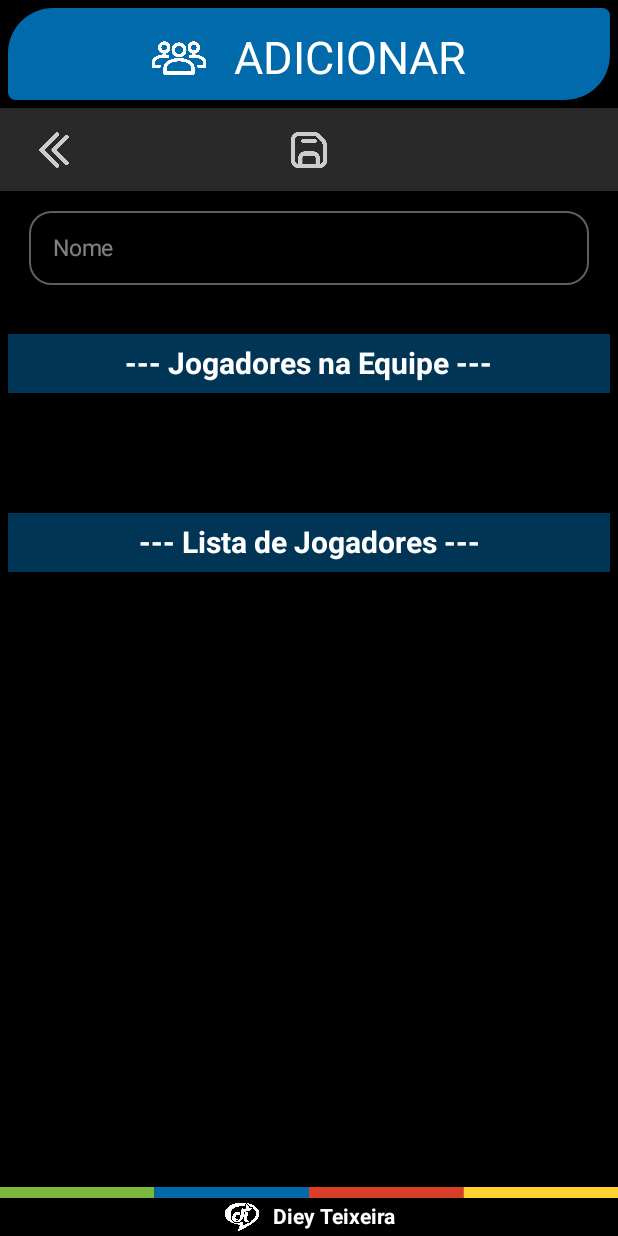
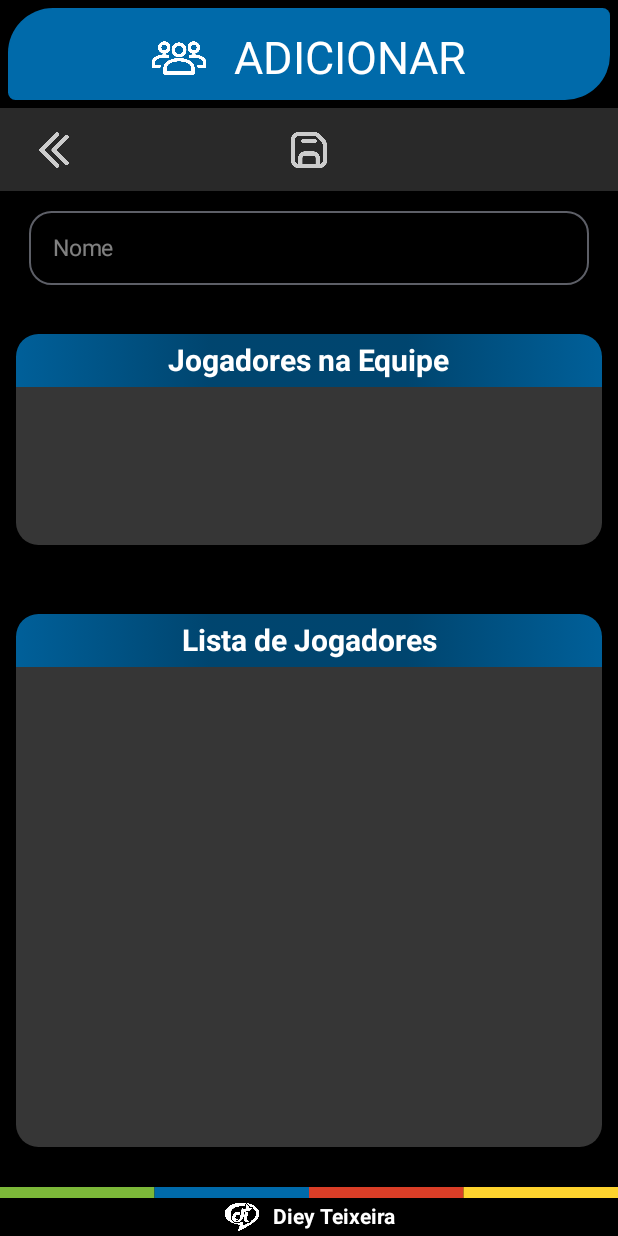
Before and after one commit to DieyTeixeira/PlacarUNO, an Android app built with Jetpack Compose: the teamEdit screen opened through its navigation route, on a phone screen of 412 x 824 dp. Run offline under Robolectric (Android 15) with nearby library versions, the phone set to English and light mode, and no system bars; our stand-ins replace Firebase (no records; nobody signed in at launch, a user with empty details on screens opened directly); libraries missing offline, so code that uses them is left out: com.google.android.exoplayer2.

Commit message:
PlacarUNO
Versão 1.1.5

Implementação completa:
- LogIn
- LogOut
- Cadastro
- Autenticação
- Navegação
- Visualização de senha
- Mensagem de boas vindas
- Fechamento do teclado
- Mensagem de erro caractere alfanumérico
- Ajuste de botões para edição e exclusão
- Inclusão tela equipes
- Ajustes botão exibir layouts
- Layout responsivo
- Verificação de versão
- Tela de atualização
- Rotina de Atualização
- Mensagem de informação
- Cadastrando jogador e equipe no Firebase
- Cadastrando jogador dentro de cada equipe
- Buscando jogadores da equipe para editar +

```diff
--- a/app/src/main/java/br/com/dieyteixeira/placaruno/ui/screens/TeamsEditScreen.kt
+++ b/app/src/main/java/br/com/dieyteixeira/placaruno/ui/screens/TeamsEditScreen.kt
@@ -7,6 +7,7 @@ import androidx.compose.foundation.layout.Box
 import androidx.compose.foundation.layout.Column
 import androidx.compose.foundation.layout.Row
 import androidx.compose.foundation.layout.Spacer
+import androidx.compose.foundation.layout.fillMaxHeight
 import androidx.compose.foundation.layout.fillMaxSize
 import androidx.compose.foundation.layout.fillMaxWidth
 import androidx.compose.foundation.layout.height
@@ -17,9 +18,12 @@ import androidx.compose.foundation.layout.width
 import androidx.compose.foundation.lazy.LazyColumn
 import androidx.compose.foundation.lazy.items
 import androidx.compose.foundation.lazy.itemsIndexed
+import androidx.compose.foundation.shape.CutCornerShape
 import androidx.compose.foundation.shape.RoundedCornerShape
+import androidx.compose.material.MaterialTheme.colors
 import androidx.compose.material.Snackbar
 import androidx.compose.material.icons.Icons
+import androidx.compose.material.icons.outlined.Check
 import androidx.compose.material.icons.outlined.CheckCircle
 import androidx.compose.material3.Icon
 import androidx.compose.material3.OutlinedTextField
@@ -32,7 +36,9 @@ import androidx.compose.runtime.remember
 import androidx.compose.runtime.setValue
 import androidx.compose.ui.Alignment
 import androidx.compose.ui.Modifier
+import androidx.compose.ui.graphics.Brush
 import androidx.compose.ui.graphics.Color
+import androidx.compose.ui.graphics.Shape
 import androidx.compose.ui.platform.LocalContext
 import androidx.compose.ui.platform.LocalFocusManager
 import androidx.compose.ui.res.painterResource
@@ -55,6 +61,7 @@ import br.com.dieyteixeira.placaruno.ui.states.TeamsListUiState
 import br.com.dieyteixeira.placaruno.ui.theme.AzulUno
 import br.com.dieyteixeira.placaruno.ui.theme.PlacarUNOTheme
 import br.com.dieyteixeira.placaruno.ui.theme.VerdeUno
+import br.com.dieyteixeira.placaruno.ui.theme.VermelhoUno
 import kotlinx.coroutines.delay
 
 /***** FUNÇÃO PRINCIPAL *****/
@@ -184,19 +191,33 @@ fun TeamsEditScreen(
             Column(
                 modifier = Modifier
                     .fillMaxWidth()
-//                    .height(200.dp)
-//                    .padding(vertical = 8.dp)
+                    .padding(horizontal = 5.dp)
             ) {
 
                 /* LISTA DE JOGADORE NA EQUIPE */
                 Box(
                     modifier = Modifier
                         .fillMaxWidth()
-                        .background(color = AzulUno.copy(alpha = 0.5f))
-                        .padding(vertical = 8.dp)
+                        .background(
+                            brush = Brush.horizontalGradient(
+                                colors = listOf(
+                                    AzulUno.copy(alpha = 0.9f),
+                                    AzulUno.copy(alpha = 0.65f),
+                                    AzulUno.copy(alpha = 0.65f),
+                                    AzulUno.copy(alpha = 0.9f)
+                                )
+                            ),
+                            shape = RoundedCornerShape(
+                                topStart = 15.dp,
+                                bottomStart = 0.dp,
+                                topEnd = 15.dp,
+                                bottomEnd = 0.dp
+                            )
+                        )
+                        .padding(vertical = 6.dp)
                 ) {
                     Text(
-                        text = "--- Jogadores na Equipe ---",
+                        text = "Jogadores na Equipe",
                         color = Color.White,
                         style = TextStyle.Default.copy(
                             fontSize = 20.sp,
@@ -205,10 +226,20 @@ fun TeamsEditScreen(
                         modifier = Modifier.align(Alignment.Center)
                     )
                 }
-                Spacer(modifier = Modifier.height(10.dp))
+//                Spacer(modifier = Modifier.height(5.dp))
                 Row (
                     modifier = Modifier
                         .fillMaxWidth()
+                        .height(105.dp)
+                        .background(
+                            color = Color.Gray.copy(alpha = 0.4f),
+                            shape = RoundedCornerShape(
+                                topStart = 0.dp,
+                                bottomStart = 15.dp,
+                                topEnd = 0.dp,
+                                bottomEnd = 15.dp
+                            )
+                        )
                 ){
                     // Coluna esquerda
                     Column(
@@ -216,6 +247,8 @@ fun TeamsEditScreen(
                     ) {
                         PlayersList(
                             players = combinedPlayers.take(3), // Pegando os primeiros 3 jogadores
+                            combinedPlayers = combinedPlayers,
+                            checkOculted = true,
                             maxTeamSize = maxTeamSize
                         ) { player ->
                             updateCombinedPlayers(player)
@@ -227,27 +260,33 @@ fun TeamsEditScreen(
                     ) {
                         PlayersList(
                             players = combinedPlayers.drop(3).take(3), // Pegando os jogadores restantes
+                            combinedPlayers = combinedPlayers,
+                            checkOculted = true,
                             maxTeamSize = maxTeamSize
                         ) { player ->
                             updateCombinedPlayers(player)
                         }
                     }
                 }
-                Spacer(modifier = Modifier.height(10.dp))
+                Spacer(modifier = Modifier.height(5.dp))
                 Column(
                     modifier = Modifier
                         .fillMaxWidth()
-                        .height(20.dp)
+                        .height(25.dp)
                 ){
                     if (snackbarVisible) {
                         Box(
                             modifier = Modifier
                                 .fillMaxWidth()
-                                .background(color = Color.White)
+                                .fillMaxHeight()
+                                .background(
+                                    color = VermelhoUno,
+                                    shape = RoundedCornerShape(15.dp)
+                                )
                         ) {
                             Text(
                                 text = "Equipe completa!",
-                                color = Color.Red,
+                                color = Color.White,
                                 style = TextStyle.Default.copy(
                                     fontSize = 16.sp,
                                     fontStyle = FontStyle.Italic
@@ -258,18 +297,33 @@ fun TeamsEditScreen(
                     }
                 }
 
-                Spacer(modifier = Modifier.height(30.dp))
+                Spacer(modifier = Modifier.height(15.dp))
 
                 /* LISTA DE JOGADORES DISPONÍVEIS */
 
                 Box(
                     modifier = Modifier
                         .fillMaxWidth()
-                        .background(color = AzulUno.copy(alpha = 0.5f))
-                        .padding(vertical = 8.dp)
+                        .background(
+                            brush = Brush.horizontalGradient(
+                                colors = listOf(
+                                    AzulUno.copy(alpha = 0.9f),
+                                    AzulUno.copy(alpha = 0.65f),
+                                    AzulUno.copy(alpha = 0.65f),
+                                    AzulUno.copy(alpha = 0.9f)
+                                )
+                            ),
+                            shape = RoundedCornerShape(
+                                topStart = 15.dp,
+                                bottomStart = 0.dp,
+                                topEnd = 15.dp,
+                                bottomEnd = 0.dp
+                            )
+                        )
+                        .padding(vertical = 6.dp)
                 ) {
                     Text(
-                        text = "--- Lista de Jogadores ---",
+                        text = "Lista de Jogadores",
                         color = Color.White,
                         style = TextStyle.Default.copy(
                             fontSize = 20.sp,
@@ -278,15 +332,28 @@ fun TeamsEditScreen(
                         modifier = Modifier.align(Alignment.Center)
                     )
                 }
-                Spacer(modifier = Modifier.height(10.dp))
+//                Spacer(modifier = Modifier.height(5.dp))
                 Row {
                     Column (
                         modifier = Modifier
                             .fillMaxWidth()
-                            .height(200.dp)
-                            .padding(vertical = 8.dp)
+                            .height(320.dp)
+                            .background(
+                                color = Color.Gray.copy(alpha = 0.4f),
+                                shape = RoundedCornerShape(
+                                    topStart = 0.dp,
+                                    bottomStart = 15.dp,
+                                    topEnd = 0.dp,
+                                    bottomEnd = 15.dp
+                                )
+                            )
                     ) {
-                        PlayersList(currentPlayers, maxTeamSize) { player ->
+                        PlayersList(
+                            players = currentPlayers,
+                            combinedPlayers = combinedPlayers,
+                            checkOculted = false,
+                            maxTeamSize = maxTeamSize
+                        ) { player ->
                             if (combinedPlayers.size < maxTeamSize || combinedPlayers.contains(player)) {
                                 combinedPlayers = if (combinedPlayers.contains(player)) {
                                     combinedPlayers.filter { it != player }
@@ -311,10 +378,12 @@ fun TeamsEditScreen(
 @Composable
 private fun PlayersList(
     players: List<Player>,
+    combinedPlayers: List<Player>,
+    checkOculted: Boolean,
     maxTeamSize: Int,
     onPlayerClick: (Player) -> Unit
 ) {
-    Spacer(modifier = Modifier.height(10.dp))
+    Spacer(modifier = Modifier.height(5.dp))
     LazyColumn(
         modifier = Modifier
             .fillMaxWidth()
@@ -322,7 +391,8 @@ private fun PlayersList(
         items(players) { player ->
             PlayerItem(
                 player = player,
-                isSelected = players.contains(player),
+                isSelected = combinedPlayers.contains(player),
+                isCheck = checkOculted,
                 onPlayerClick = {
                     onPlayerClick(player)
                 }
@@ -335,19 +405,19 @@ private fun PlayersList(
 fun PlayerItem(
     player: Player,
     isSelected: Boolean,
+    isCheck: Boolean,
     onPlayerClick: () -> Unit
 ) {
     Row(
         verticalAlignment = Alignment.CenterVertically,
         modifier = Modifier
             .fillMaxWidth()
-            .padding(vertical = 2.dp)
             .clickable(onClick = onPlayerClick)
     ) {
         Icon(
-            imageVector = Icons.Outlined.CheckCircle,
+            imageVector = Icons.Outlined.Check,
             contentDescription = null,
-            tint = if (isSelected) Color.White else Color.Transparent,
+            tint = if (isCheck) Color.Transparent else if (isSelected) Color(color = 0xFF7CB839) else Color.Transparent,
             modifier = Modifier
                 .size(30.dp)
                 .padding(start = 8.dp)
@@ -357,7 +427,7 @@ fun PlayerItem(
             text = player.player_name ?: "",
             style = TextStyle.Default.copy(
                 fontSize = 18.sp,
-                color = if (isSelected) Color.Gray else Color.White
+                color = if (isCheck) Color.White else if (isSelected) Color.Gray else Color.White
             ),
             modifier = Modifier.weight(1f)
         )
```
